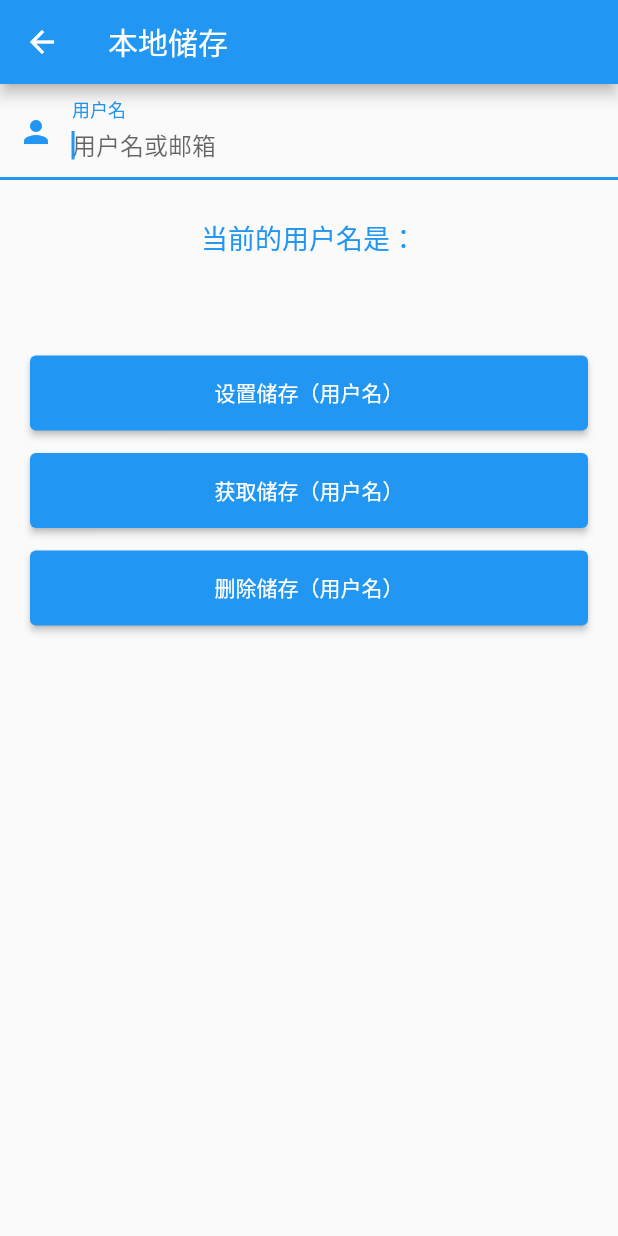
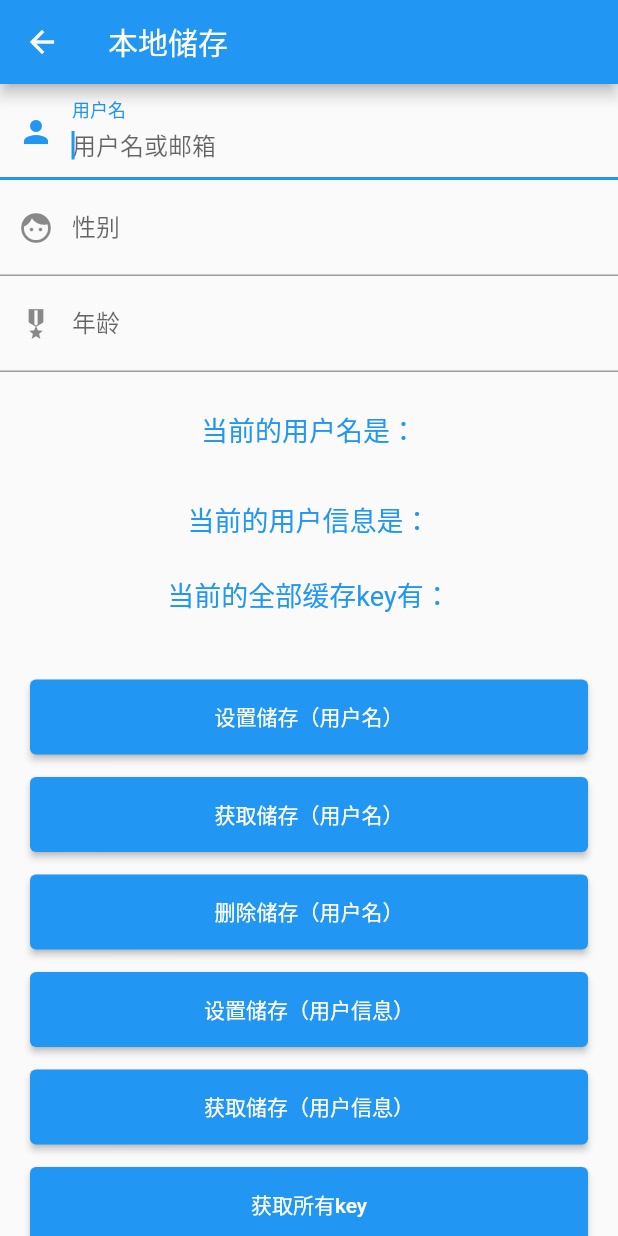
Before and after one commit to wangdazhi68/flutter_demo, a Flutter app: the LocalstoragePage screen opened directly, on a phone screen of 412 x 824 dp. Run offline on Flutter 3.47's test engine with Material 2 defaults, Android fonts, the phone set to English and light mode, and no system bars; our stand-ins replace dio, shared_preferences; accounts and stored records are empty.

Commit message:
本地缓存shared_preferences封装

```diff
--- a/lib/pages/api/localstorage.dart
+++ b/lib/pages/api/localstorage.dart
@@ -1,6 +1,6 @@
 import 'package:flutter/material.dart';
 import 'package:flutter_demo/utils/storage.dart';
-
+import 'dart:convert';
 class LocalstoragePage extends StatefulWidget {
   const LocalstoragePage({super.key,this.title});
   final String? title;
@@ -10,11 +10,24 @@ class LocalstoragePage extends StatefulWidget {
 }
 
 class _LocalstoragePageState extends State<LocalstoragePage> {
-  String userName = '';
-  dynamic userInfo={};
+  String userName='';
+  String sex='';
+  String age='';
+  String userInfoStr='';
+  String keys='';
+  Map<String, dynamic> userInfo = {
+    "userName": "",
+    "sex": "",
+    "age": ''
+  };
+
   final TextEditingController _unameController = TextEditingController();
+  final TextEditingController _uageController = TextEditingController();
+  final TextEditingController _usexController = TextEditingController();
+
   static Storage storage = Storage();
 
+  // 用户名
   setLocalName(){
     storage.setStorage('userName', _unameController.text);
   }
@@ -32,7 +45,38 @@ class _LocalstoragePageState extends State<LocalstoragePage> {
       });
     }
   }
+  //用户信息
+  setLocalInfo(){
+    Map<String, dynamic> userInfo1={
+      'userName':_unameController.text,
+      'age':_uageController.text,
+      'sex':_usexController.text,
+    };
+    storage.setStorage('userInfo', userInfo1);
+  }
+  getLocalInfo() async{
+    dynamic info =await storage.getStorage('userInfo');
+    setState(() {
+      userInfoStr=json.encode(info);
+    });
+  }
 
+  getLocalKeys() async{
+    Set<String> key=await storage.getKeys();
+    setState(() {
+      keys=key.toString();
+    });
+  }
+
+  clearLocal() async{
+    dynamic isClear=await storage.clear();
+    if(isClear){
+      setState(() {
+        userName='';
+        userInfoStr='';
+      });
+    }
+  }
 
   @override
   Widget build(BuildContext context) {
@@ -41,6 +85,7 @@ class _LocalstoragePageState extends State<LocalstoragePage> {
         title: Text(widget.title!),
       ),
       body:Container(
+        child:SingleChildScrollView(
           child:Column(
             children:[
               TextField(
@@ -50,6 +95,26 @@ class _LocalstoragePageState extends State<LocalstoragePage> {
                   hintText: "用户名或邮箱",
                   labelText: "用户名",
                   prefixIcon: Icon(Icons.person)
+                ),
+              ),
+
+              TextField(
+                autofocus: true,
+                controller: _usexController,
+                decoration: InputDecoration(
+                  hintText: "用户性别",
+                  labelText: "性别",
+                  prefixIcon: Icon(Icons.face)
+                ),
+              ),
+
+              TextField(
+                autofocus: true,
+                controller: _uageController,
+                decoration: InputDecoration(
+                  hintText: "用户年龄",
+                  labelText: "年龄",
+                  prefixIcon: Icon(Icons.military_tech),
                 ),
               ),
               const SizedBox(height: 25),
@@ -68,7 +133,37 @@ class _LocalstoragePageState extends State<LocalstoragePage> {
                         '${userName}',
                         style:TextStyle(
                           color:Colors.blue,
-                        fontSize:38.0
+                          fontSize:28.0
+                        ),
+                      ),
+
+                      Text(
+                        '当前的用户信息是：',
+                        style:TextStyle(
+                          color:Colors.blue,
+                          fontSize:18.0
+                        ),
+                      ),
+                      Text(
+                        '${userInfoStr}',
+                        style:TextStyle(
+                          color:Colors.blue,
+                          fontSize:20.0
+                        ),
+                      ),
+
+                      Text(
+                        '当前的全部缓存key有：',
+                        style:TextStyle(
+                          color:Colors.blue,
+                          fontSize:18.0
+                        ),
+                      ),
+                      Text(
+                        '${keys}',
+                        style:TextStyle(
+                          color:Colors.blue,
+                          fontSize:20.0
                         ),
                       ),
 
@@ -105,6 +200,47 @@ class _LocalstoragePageState extends State<LocalstoragePage> {
                               },
                               child:const Text("删除储存（用户名）"),
                             ),
+
+                            const SizedBox(height: 15),
+                            ElevatedButton(
+                              style: ButtonStyle(
+                                minimumSize:MaterialStateProperty.resolveWith((states) => Size(double.infinity,50))
+                              ),
+                              onPressed: () {
+                                setLocalInfo();
+                              },
+                              child:const Text("设置储存（用户信息）"),
+                            ),
+                            const SizedBox(height: 15),
+                            ElevatedButton(
+                              style: ButtonStyle(
+                                minimumSize:MaterialStateProperty.resolveWith((states) => Size(double.infinity,50))
+                              ),
+                              onPressed: () {
+                                getLocalInfo();
+                              },
+                              child:const Text("获取储存（用户信息）"),
+                            ),
+                            const SizedBox(height: 15),
+                            ElevatedButton(
+                              style: ButtonStyle(
+                                minimumSize:MaterialStateProperty.resolveWith((states) => Size(double.infinity,50))
+                              ),
+                              onPressed: () {
+                                getLocalKeys();
+                              },
+                              child:const Text("获取所有key"),
+                            ),
+                            const SizedBox(height: 15),
+                            ElevatedButton(
+                              style: ButtonStyle(
+                                minimumSize:MaterialStateProperty.resolveWith((states) => Size(double.infinity,50))
+                              ),
+                              onPressed: () {
+                                clearLocal();
+                              },
+                              child:const Text("清除所有缓存"),
+                            ),
                           ],
                         )
                       )
@@ -116,8 +252,7 @@ class _LocalstoragePageState extends State<LocalstoragePage> {
 
             ]
           )
-
-
+        )
       )
     );
   }
--- a/lib/utils/storage.dart
+++ b/lib/utils/storage.dart
@@ -33,7 +33,7 @@ class Storage {
     // 监测value的类型 如果是Map和List,则转换成JSON，以字符串进行存储
     if (value is Map || value is List) {
       type = 'String';
-      value = JsonEncoder().convert(value);
+      value = json.encode(value);
     }
     // 否则 获取value的类型的字符串形式
     else {
@@ -63,7 +63,7 @@ class Storage {
     dynamic value = _storage.get(key);
     // 判断value是不是一个json的字符串 是 则解码
     if (_isJson(value)) {
-      return JsonDecoder().convert(value);
+      return json.decode(value);
     } else {
       // 不是 则直接返回
       return value;
```
Lines whose indentation alone changed are shown as unchanged.
